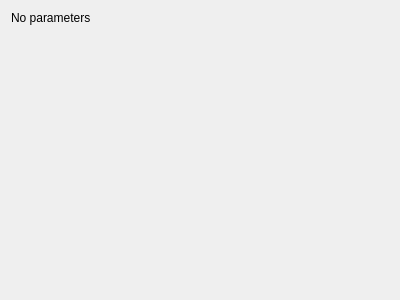
First picture: the form in mandelbulber2/qt_data/fractal_mandelbulb3.ui, repository buddhi1980/mandelbulber2, before the edit.
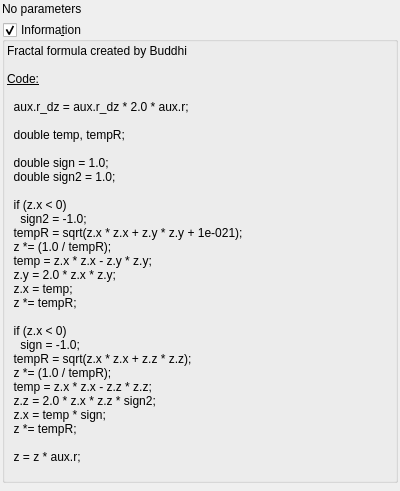
Second picture: the form after the edit. Custom widgets are drawn as their Qt base class.

Commit message: Added information box for Mandelbulb-like formulas.

The edit to the form file:
```diff
--- a/mandelbulber2/qt_data/fractal_mandelbulb3.ui
+++ b/mandelbulber2/qt_data/fractal_mandelbulb3.ui
@@ -7,13 +7,25 @@
     <x>0</x>
     <y>0</y>
     <width>400</width>
-    <height>300</height>
+    <height>491</height>
    </rect>
   </property>
   <property name="windowTitle">
    <string>Form</string>
   </property>
   <layout class="QVBoxLayout" name="verticalLayout">
+   <property name="leftMargin">
+    <number>2</number>
+   </property>
+   <property name="topMargin">
+    <number>2</number>
+   </property>
+   <property name="rightMargin">
+    <number>2</number>
+   </property>
+   <property name="bottomMargin">
+    <number>2</number>
+   </property>
    <item>
     <widget class="QLabel" name="label">
      <property name="text">
@@ -21,6 +33,86 @@
      </property>
     </widget>
    </item>
+   <item>
+    <widget class="MyGroupBox" name="groupCheck_info">
+     <property name="title">
+      <string>Informa&amp;tion</string>
+     </property>
+     <property name="flat">
+      <bool>false</bool>
+     </property>
+     <property name="checkable">
+      <bool>true</bool>
+     </property>
+     <layout class="QVBoxLayout" name="verticalLayout_2">
+      <property name="spacing">
+       <number>2</number>
+      </property>
+      <property name="leftMargin">
+       <number>2</number>
+      </property>
+      <property name="topMargin">
+       <number>2</number>
+      </property>
+      <property name="rightMargin">
+       <number>2</number>
+      </property>
+      <property name="bottomMargin">
+       <number>2</number>
+      </property>
+      <item>
+       <widget class="QLabel" name="label_4">
+        <property name="text">
+         <string>&lt;!DOCTYPE HTML PUBLIC &quot;-//W3C//DTD HTML 4.0//EN&quot; &quot;http://www.w3.org/TR/REC-html40/strict.dtd&quot;&gt;
+&lt;html&gt;&lt;head&gt;&lt;meta name=&quot;qrichtext&quot; content=&quot;1&quot; /&gt;&lt;style type=&quot;text/css&quot;&gt;
+p, li { white-space: pre-wrap; }
+&lt;/style&gt;&lt;/head&gt;&lt;body&gt;
+&lt;p style=&quot; margin-top:0px; margin-bottom:0px; margin-left:0px; margin-right:0px; -qt-block-indent:0; text-indent:0px;&quot;&gt;Fractal formula created by Buddhi&lt;/p&gt;
+&lt;p style=&quot;-qt-paragraph-type:empty; margin-top:0px; margin-bottom:0px; margin-left:0px; margin-right:0px; -qt-block-indent:0; text-indent:0px;&quot;&gt;&lt;br /&gt;&lt;/p&gt;
+&lt;p style=&quot; margin-top:0px; margin-bottom:0px; margin-left:0px; margin-right:0px; -qt-block-indent:0; text-indent:0px;&quot;&gt;&lt;span style=&quot; text-decoration: underline;&quot;&gt;Code:&lt;/span&gt;&lt;/p&gt;
+&lt;p style=&quot;-qt-paragraph-type:empty; margin-top:0px; margin-bottom:0px; margin-left:0px; margin-right:0px; -qt-block-indent:0; text-indent:0px; text-decoration: underline;&quot;&gt;&lt;br /&gt;&lt;/p&gt;
+&lt;p style=&quot; margin-top:0px; margin-bottom:0px; margin-left:0px; margin-right:0px; -qt-block-indent:0; text-indent:0px;&quot;&gt;  aux.r_dz = aux.r_dz * 2.0 * aux.r;&lt;/p&gt;
+&lt;p style=&quot;-qt-paragraph-type:empty; margin-top:0px; margin-bottom:0px; margin-left:0px; margin-right:0px; -qt-block-indent:0; text-indent:0px;&quot;&gt;&lt;br /&gt;&lt;/p&gt;
+&lt;p style=&quot; margin-top:0px; margin-bottom:0px; margin-left:0px; margin-right:0px; -qt-block-indent:0; text-indent:0px;&quot;&gt;  double temp, tempR;&lt;/p&gt;
+&lt;p style=&quot;-qt-paragraph-type:empty; margin-top:0px; margin-bottom:0px; margin-left:0px; margin-right:0px; -qt-block-indent:0; text-indent:0px;&quot;&gt;&lt;br /&gt;&lt;/p&gt;
+&lt;p style=&quot; margin-top:0px; margin-bottom:0px; margin-left:0px; margin-right:0px; -qt-block-indent:0; text-indent:0px;&quot;&gt;  double sign = 1.0;&lt;/p&gt;
+&lt;p style=&quot; margin-top:0px; margin-bottom:0px; margin-left:0px; margin-right:0px; -qt-block-indent:0; text-indent:0px;&quot;&gt;  double sign2 = 1.0;&lt;/p&gt;
+&lt;p style=&quot;-qt-paragraph-type:empty; margin-top:0px; margin-bottom:0px; margin-left:0px; margin-right:0px; -qt-block-indent:0; text-indent:0px;&quot;&gt;&lt;br /&gt;&lt;/p&gt;
+&lt;p style=&quot; margin-top:0px; margin-bottom:0px; margin-left:0px; margin-right:0px; -qt-block-indent:0; text-indent:0px;&quot;&gt;  if (z.x &amp;lt; 0)&lt;/p&gt;
+&lt;p style=&quot; margin-top:0px; margin-bottom:0px; margin-left:0px; margin-right:0px; -qt-block-indent:0; text-indent:0px;&quot;&gt;    sign2 = -1.0;&lt;/p&gt;
+&lt;p style=&quot; margin-top:0px; margin-bottom:0px; margin-left:0px; margin-right:0px; -qt-block-indent:0; text-indent:0px;&quot;&gt;  tempR = sqrt(z.x * z.x + z.y * z.y + 1e-021);&lt;/p&gt;
+&lt;p style=&quot; margin-top:0px; margin-bottom:0px; margin-left:0px; margin-right:0px; -qt-block-indent:0; text-indent:0px;&quot;&gt;  z *= (1.0 / tempR);&lt;/p&gt;
+&lt;p style=&quot; margin-top:0px; margin-bottom:0px; margin-left:0px; margin-right:0px; -qt-block-indent:0; text-indent:0px;&quot;&gt;  temp = z.x * z.x - z.y * z.y;&lt;/p&gt;
+&lt;p style=&quot; margin-top:0px; margin-bottom:0px; margin-left:0px; margin-right:0px; -qt-block-indent:0; text-indent:0px;&quot;&gt;  z.y = 2.0 * z.x * z.y;&lt;/p&gt;
+&lt;p style=&quot; margin-top:0px; margin-bottom:0px; margin-left:0px; margin-right:0px; -qt-block-indent:0; text-indent:0px;&quot;&gt;  z.x = temp;&lt;/p&gt;
+&lt;p style=&quot; margin-top:0px; margin-bottom:0px; margin-left:0px; margin-right:0px; -qt-block-indent:0; text-indent:0px;&quot;&gt;  z *= tempR;&lt;/p&gt;
+&lt;p style=&quot;-qt-paragraph-type:empty; margin-top:0px; margin-bottom:0px; margin-left:0px; margin-right:0px; -qt-block-indent:0; text-indent:0px;&quot;&gt;&lt;br /&gt;&lt;/p&gt;
+&lt;p style=&quot; margin-top:0px; margin-bottom:0px; margin-left:0px; margin-right:0px; -qt-block-indent:0; text-indent:0px;&quot;&gt;  if (z.x &amp;lt; 0)&lt;/p&gt;
+&lt;p style=&quot; margin-top:0px; margin-bottom:0px; margin-left:0px; margin-right:0px; -qt-block-indent:0; text-indent:0px;&quot;&gt;    sign = -1.0;&lt;/p&gt;
+&lt;p style=&quot; margin-top:0px; margin-bottom:0px; margin-left:0px; margin-right:0px; -qt-block-indent:0; text-indent:0px;&quot;&gt;  tempR = sqrt(z.x * z.x + z.z * z.z);&lt;/p&gt;
+&lt;p style=&quot; margin-top:0px; margin-bottom:0px; margin-left:0px; margin-right:0px; -qt-block-indent:0; text-indent:0px;&quot;&gt;  z *= (1.0 / tempR);&lt;/p&gt;
+&lt;p style=&quot; margin-top:0px; margin-bottom:0px; margin-left:0px; margin-right:0px; -qt-block-indent:0; text-indent:0px;&quot;&gt;  temp = z.x * z.x - z.z * z.z;&lt;/p&gt;
+&lt;p style=&quot; margin-top:0px; margin-bottom:0px; margin-left:0px; margin-right:0px; -qt-block-indent:0; text-indent:0px;&quot;&gt;  z.z = 2.0 * z.x * z.z * sign2;&lt;/p&gt;
+&lt;p style=&quot; margin-top:0px; margin-bottom:0px; margin-left:0px; margin-right:0px; -qt-block-indent:0; text-indent:0px;&quot;&gt;  z.x = temp * sign;&lt;/p&gt;
+&lt;p style=&quot; margin-top:0px; margin-bottom:0px; margin-left:0px; margin-right:0px; -qt-block-indent:0; text-indent:0px;&quot;&gt;  z *= tempR;&lt;/p&gt;
+&lt;p style=&quot;-qt-paragraph-type:empty; margin-top:0px; margin-bottom:0px; margin-left:0px; margin-right:0px; -qt-block-indent:0; text-indent:0px;&quot;&gt;&lt;br /&gt;&lt;/p&gt;
+&lt;p style=&quot; margin-top:0px; margin-bottom:0px; margin-left:0px; margin-right:0px; -qt-block-indent:0; text-indent:0px;&quot;&gt;  z = z * aux.r;&lt;/p&gt;
+&lt;p style=&quot;-qt-paragraph-type:empty; margin-top:0px; margin-bottom:0px; margin-left:0px; margin-right:0px; -qt-block-indent:0; text-indent:0px;&quot;&gt;&lt;br /&gt;&lt;/p&gt;&lt;/body&gt;&lt;/html&gt;</string>
+        </property>
+        <property name="wordWrap">
+         <bool>true</bool>
+        </property>
+        <property name="openExternalLinks">
+         <bool>true</bool>
+        </property>
+        <property name="textInteractionFlags">
+         <set>Qt::LinksAccessibleByMouse|Qt::TextSelectableByMouse</set>
+        </property>
+       </widget>
+      </item>
+     </layout>
+    </widget>
+   </item>
    <item>
     <spacer name="verticalSpacer">
      <property name="orientation">
@@ -36,6 +128,14 @@
    </item>
   </layout>
  </widget>
+ <customwidgets>
+  <customwidget>
+   <class>MyGroupBox</class>
+   <extends>QGroupBox</extends>
+   <header>mygroupbox.h</header>
+   <container>1</container>
+  </customwidget>
+ </customwidgets>
  <resources/>
  <connections/>
 </ui>
```
The commit also changes 7 other files.
